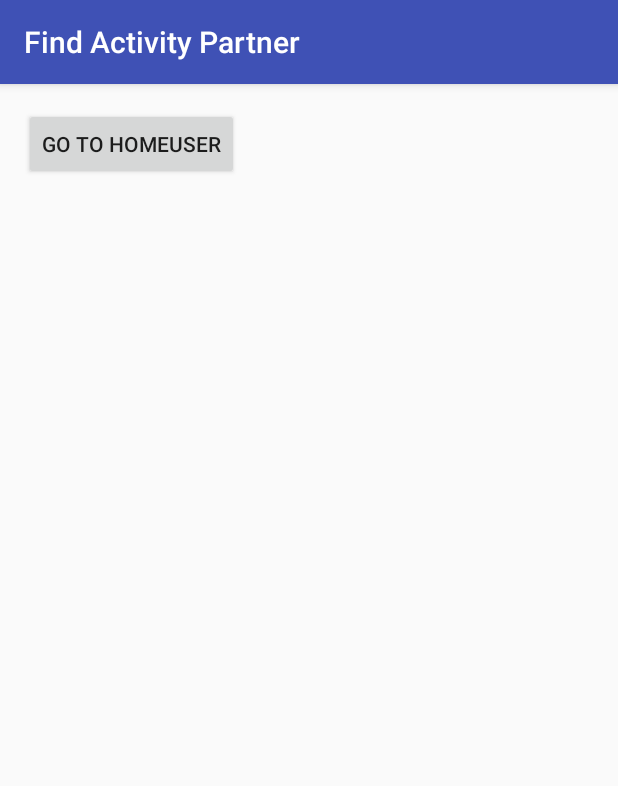
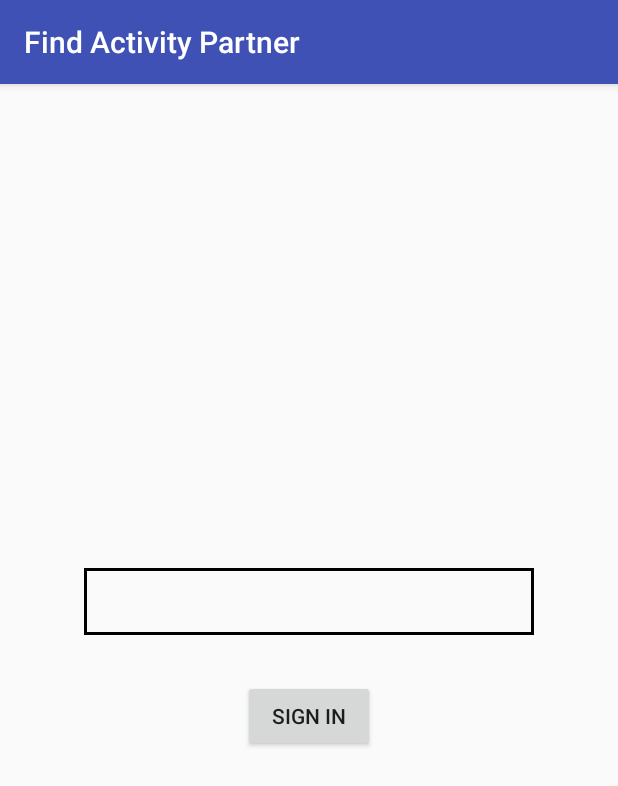
Before and after one commit to axel-thiel/FAP_Android, an Android app: the screen it shows after launch (MainActivity), on a phone screen of 412 x 824 dp. Shown: the top 786 px of the screen. Run offline under Robolectric (Android 15) with nearby library versions, the phone set to English and light mode, and no system bars.

Commit message:
create login page. create method DataBaseUserPlug.recuperationFicheUtilisateur

```diff
--- a/app/src/main/java/com/findactivitypartner/damienaxel/findactivitypartner_app/DataBaseUserPlug.java
+++ b/app/src/main/java/com/findactivitypartner/damienaxel/findactivitypartner_app/DataBaseUserPlug.java
@@ -1,4 +1,7 @@
 package com.findactivitypartner.damienaxel.findactivitypartner_app;
+
+import android.content.Intent;
+import android.util.Log;
 
 import java.util.ArrayList;
 import java.util.List;
@@ -7,9 +10,26 @@ import java.util.List;
  * Created by maax on 04/08/16.
  */
 public class DataBaseUserPlug {
-    public static List<FicheActivity> createDataBaseUserPlug(){
 
-        // bréation d'une base de donné avec 3 utilisateurs
+    public static List<FicheActivity> listeComplete;
+
+
+
+    public static List<FicheActivity> recuperationFichesUtilisateur(String userLogin){
+        List<FicheActivity> listeFichesTriee = new ArrayList<>();
+
+        for (FicheActivity ficheUser: listeComplete) {
+            if(ficheUser.getPseudo().equals(userLogin)){
+               listeFichesTriee.add(ficheUser);
+            }
+        }
+
+       return listeFichesTriee;
+    }
+
+    public static void créerListeComplete(){
+
+        // création d'une base de donné avec 3 utilisateurs
 
         FicheActivity fiche1 = new FicheActivity("Footing", "Lyon", "Damien", R.drawable.damien
                 ,"Dimanche", "Mardi", false, false, "commentaire", "Niveau1");
@@ -38,23 +58,22 @@ public class DataBaseUserPlug {
         FicheActivity fiche12 = new FicheActivity("Judo", "Toulouse", "Mélanie", R.drawable.melanie
                 ,"lundi ", "lundi", false, false, "très aimable", "Niveau1");
 
-        List<FicheActivity> listeFiches = new ArrayList<>();
-        listeFiches.add(fiche1);
-        listeFiches.add(fiche2);
-        listeFiches.add(fiche3);
-        listeFiches.add(fiche4);
-        listeFiches.add(fiche5);
-        listeFiches.add(fiche6);
-        listeFiches.add(fiche7);
-        listeFiches.add(fiche8);
-        listeFiches.add(fiche9);
-        listeFiches.add(fiche10);
-        listeFiches.add(fiche11);
-        listeFiches.add(fiche12);
+        listeComplete = new ArrayList<>();
+        listeComplete.add(fiche1);
+        listeComplete.add(fiche2);
+        listeComplete.add(fiche3);
+        listeComplete.add(fiche4);
+        listeComplete.add(fiche5);
+        listeComplete.add(fiche6);
+        listeComplete.add(fiche7);
+        listeComplete.add(fiche8);
+        listeComplete.add(fiche9);
+        listeComplete.add(fiche10);
+        listeComplete.add(fiche11);
+        listeComplete.add(fiche12);
 
 
-        return listeFiches;
-    }
+       }
 
 
 }
--- a/app/src/main/java/com/findactivitypartner/damienaxel/findactivitypartner_app/MainActivity.java
+++ b/app/src/main/java/com/findactivitypartner/damienaxel/findactivitypartner_app/MainActivity.java
@@ -3,18 +3,28 @@ package com.findactivitypartner.damienaxel.findactivitypartner_app;
 import android.content.Intent;
 import android.support.v7.app.AppCompatActivity;
 import android.os.Bundle;
+import android.util.Log;
 import android.view.View;
+import android.widget.EditText;
 
 public class MainActivity extends AppCompatActivity {
+    EditText userLogin;
+    String userLoginString;
 
     @Override
     protected void onCreate(Bundle savedInstanceState) {
         super.onCreate(savedInstanceState);
         setContentView(R.layout.activity_main);
+        DataBaseUserPlug.créerListeComplete();
+        userLogin = (EditText) findViewById(R.id.edit_text_login);
     }
 
+
     public void onHomeUser(View view) {
+        userLoginString = userLogin.getText().toString();
+        Log.e("onCreate: ", userLoginString );
         Intent intent = new Intent(this, userHomeActivity.class);
+        intent.putExtra("userLoginString", userLoginString);
         startActivity(intent);
     }
 }
--- /dev/null
+++ b/app/src/main/res/drawable/bordure_layout_simple.xml
@@ -0,0 +1,10 @@
+<?xml version="1.0" encoding="utf-8"?>
+<shape xmlns:android="http://schemas.android.com/apk/res/android" android:shape="rectangle">
+    <corners android:radius="0dp"/>
+    <padding android:left="10dp" android:right="10dp" android:top="10dp" android:bottom="10dp"/>
+
+    <stroke android:color="#000000"
+        android:width="2dp"
+        />
+
+</shape>
--- a/app/src/main/res/layout/activity_main.xml
+++ b/app/src/main/res/layout/activity_main.xml
@@ -1,20 +1,28 @@
 <?xml version="1.0" encoding="utf-8"?>
-<RelativeLayout xmlns:android="http://schemas.android.com/apk/res/android"
-    xmlns:tools="http://schemas.android.com/tools"
+<LinearLayout xmlns:android="http://schemas.android.com/apk/res/android"
+
     android:layout_width="match_parent"
     android:layout_height="match_parent"
-    android:paddingBottom="@dimen/activity_vertical_margin"
-    android:paddingLeft="@dimen/activity_horizontal_margin"
-    android:paddingRight="@dimen/activity_horizontal_margin"
-    android:paddingTop="@dimen/activity_vertical_margin"
-    tools:context="com.findactivitypartner.damienaxel.findactivitypartner_app.MainActivity">
+    android:orientation="vertical"
+    android:gravity="center"
+   >
+
+    <EditText
+        android:id="@+id/edit_text_login"
+        android:layout_width="300dp"
+        android:layout_height="wrap_content"
+        android:layout_marginBottom="30dp"
+        android:background="@drawable/bordure_layout_simple"
+        />
+
 
     <Button
+        android:id="@+id/button_login"
         android:layout_width="wrap_content"
         android:layout_height="wrap_content"
-        android:text="go to HomeUser"
+        android:text="Sign in"
         android:onClick="onHomeUser"
         />
 
 
-</RelativeLayout>
+</LinearLayout>
--- a/app/src/main/res/layout/user_home.xml
+++ b/app/src/main/res/layout/user_home.xml
@@ -9,7 +9,7 @@
         android:gravity="center"
         android:layout_height="wrap_content"
         android:textSize="@dimen/Titre1"
-        android:text=""
+        android:text="Mes Recherches"
         android:layout_marginTop="10dp"
         />
 
```
Also changed, not shown: app/src/main/java/com/findactivitypartner/damienaxel/findactivitypartner_app/userHomeActivity.java (+8 -7 lines).
